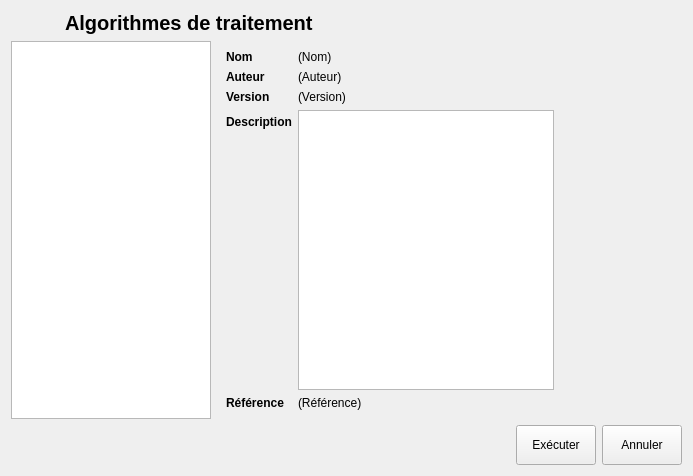
Old version of the form python/resources/ui/processselectdialog.ui in the repository introlab/OpenIMU.
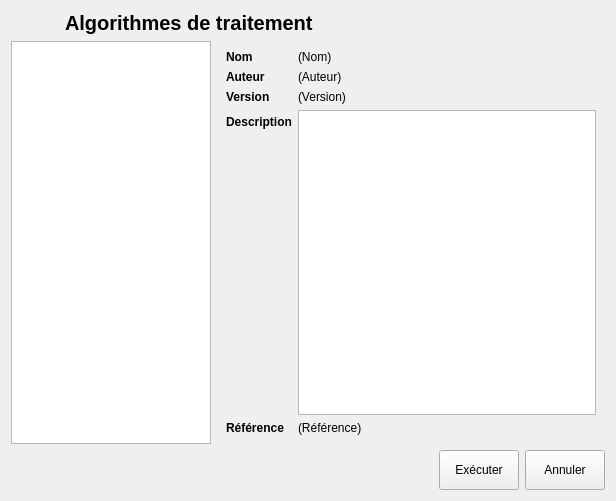
New version of the form. Icons and pictures are not drawn.

```diff
--- a/python/resources/ui/processselectdialog.ui
+++ b/python/resources/ui/processselectdialog.ui
@@ -6,8 +6,8 @@
    <rect>
     <x>0</x>
     <y>0</y>
-    <width>693</width>
-    <height>476</height>
+    <width>616</width>
+    <height>501</height>
    </rect>
   </property>
   <property name="windowTitle">
@@ -56,6 +56,12 @@
     <layout class="QHBoxLayout" name="horizontalLayout_3">
      <item>
       <widget class="QListWidget" name="listWidget">
+       <property name="sizePolicy">
+        <sizepolicy hsizetype="Minimum" vsizetype="Expanding">
+         <horstretch>0</horstretch>
+         <verstretch>0</verstretch>
+        </sizepolicy>
+       </property>
        <property name="maximumSize">
         <size>
          <width>200</width>
@@ -66,7 +72,16 @@
      </item>
      <item>
       <widget class="QFrame" name="frameInfos">
+       <property name="sizePolicy">
+        <sizepolicy hsizetype="MinimumExpanding" vsizetype="Preferred">
+         <horstretch>0</horstretch>
+         <verstretch>0</verstretch>
+        </sizepolicy>
+       </property>
        <layout class="QFormLayout" name="formLayout">
+        <property name="fieldGrowthPolicy">
+         <enum>QFormLayout::ExpandingFieldsGrow</enum>
+        </property>
         <item row="0" column="0">
          <widget class="QLabel" name="lblName">
           <property name="font">
@@ -159,6 +174,9 @@
             <bold>false</bold>
            </font>
           </property>
+          <property name="sizeAdjustPolicy">
+           <enum>QAbstractScrollArea::AdjustIgnored</enum>
+          </property>
           <property name="readOnly">
            <bool>true</bool>
           </property>
@@ -212,19 +230,6 @@
        </layout>
       </widget>
      </item>
-     <item>
-      <spacer name="horizontalSpacer_2">
-       <property name="orientation">
-        <enum>Qt::Horizontal</enum>
-       </property>
-       <property name="sizeHint" stdset="0">
-        <size>
-         <width>40</width>
-         <height>20</height>
-        </size>
-       </property>
-      </spacer>
-     </item>
     </layout>
    </item>
    <item>
```
Left out of the diff: 28 changed lines with no effect on the pictures.
